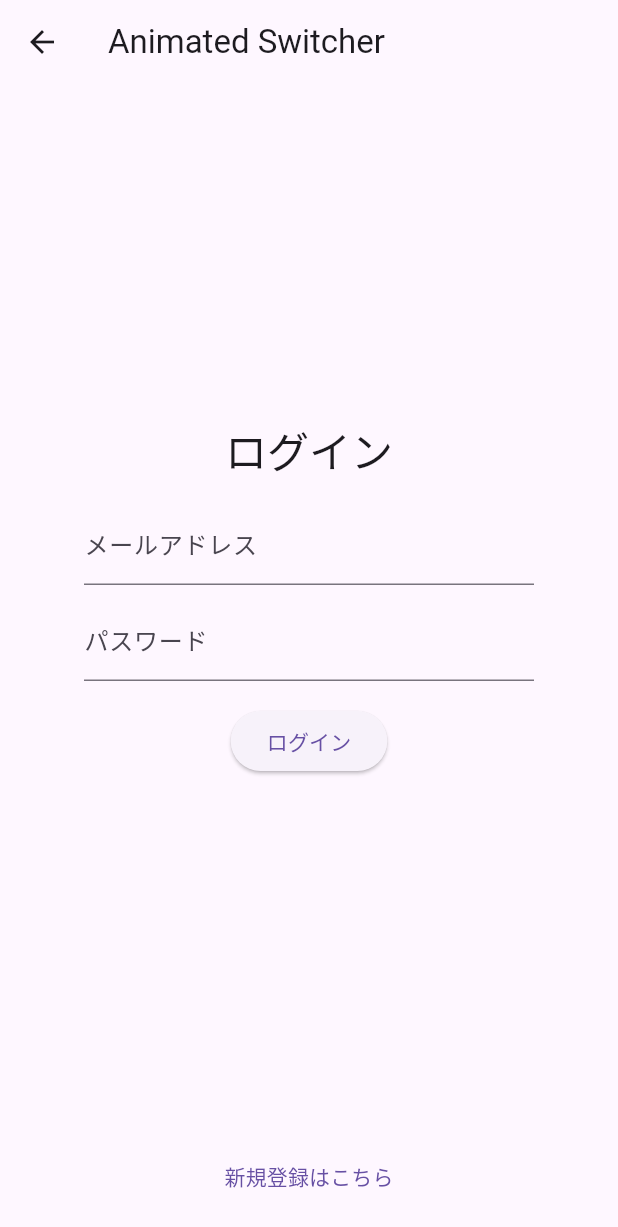
After one commit to sakata-yu/flutter_catalog_app, a Flutter app: the AnimatedSwitcherPage screen opened by its route, after a tap on "すでにアカウントをお持ちですか？ログインする", on a phone screen of 412 x 824 dp. The commit adds this screen. Shown: the top 1227 px of the screen. Run offline on Flutter 3.47's test engine with Material 3 defaults, Android fonts, the light colour scheme and no system bars; our stand-ins replace auto_route, camera, dio, firebase_core, flutter_hooks, flutter_map and 10 more; missing offline and left inert: android_intent_plus; accounts and stored records are empty; generated files the repository leaves out were written again.

Commit message:
013.AnimatedSwitcherの実装

```diff
--- a/lib/core/config/catalog_items.dart
+++ b/lib/core/config/catalog_items.dart
@@ -80,6 +80,11 @@ List<CatalogItem> commonCatalogItems = <CatalogItem>[
     detail: (BuildContext context) => context.l10n.animated_list_detail,
     route: const AnimatedListRoute(),
   ),
+  CatalogItem(
+    title: (BuildContext context) => context.l10n.animated_switcher_title,
+    detail: (BuildContext context) => context.l10n.animated_switcher_detail,
+    route: const AnimatedSwitcherRoute(),
+  ),
 ];
 
 List<CatalogItem> uiCatalogItems = <CatalogItem>[
--- a/lib/core/router/app_router.dart
+++ b/lib/core/router/app_router.dart
@@ -18,6 +18,7 @@ import '../../features/catalog010/hero_animation_page.dart';
 import '../../features/catalog010//view/hero_animation_detail_page.dart';
 import '../../features/catalog011/animated_container_page.dart';
 import '../../features/catalog012/animated_list_page.dart';
+import '../../features/catalog013/animated_switcher_page.dart';
 
 import '../../features/catalog101/tutorial_page.dart';
 import '../../features/catalog102/responsive_page.dart';
@@ -64,6 +65,7 @@ class AppRouter extends RootStackRouter {
         AutoRoute(page: HeroAnimationDetailRoute.page),
         AutoRoute(page: AnimatedContainerRoute.page),
         AutoRoute(page: AnimatedListRoute.page),
+        AutoRoute(page: AnimatedSwitcherRoute.page),
 
         /// #008 画面遷移画面用
         AutoRoute(page: TransitionSimpleRoute.page),
--- /dev/null
+++ b/lib/features/catalog013/animated_switcher_page.dart
@@ -0,0 +1,43 @@
+import 'package:catalog_app_flutter/features/catalog013/view/login_form.dart';
+import 'package:catalog_app_flutter/features/catalog013/view/signin_form.dart';
+import 'package:flutter/material.dart';
+import 'package:auto_route/auto_route.dart';
+import 'package:flutter_hooks/flutter_hooks.dart';
+import 'package:hooks_riverpod/hooks_riverpod.dart';
+
+@RoutePage()
+class AnimatedSwitcherPage extends HookConsumerWidget {
+  const AnimatedSwitcherPage({super.key});
+
+  @override
+  Widget build(BuildContext context, WidgetRef ref) {
+    final ValueNotifier<bool> isLogin = useState(false);
+
+    return Scaffold(
+      appBar: AppBar(title: const Text('Animated Switcher')),
+      body: Center(
+        child: AnimatedSwitcher(
+          duration: const Duration(milliseconds: 400),
+          transitionBuilder: (Widget child, Animation<double> animation) {
+            return FadeTransition(
+              opacity: animation,
+              child: child,
+            );
+          },
+          child: isLogin.value
+              ? const LoginForm(key: ValueKey<String>('login'))
+              : const SignupForm(key: ValueKey<String>('signup')),
+        ),
+      ),
+      bottomNavigationBar: Padding(
+        padding: const EdgeInsets.all(16.0),
+        child: TextButton(
+          onPressed: () => isLogin.value = !isLogin.value,
+          child: Text(isLogin.value
+              ? '新規登録はこちら'
+              : 'すでにアカウントをお持ちですか？ログインする'),
+        ),
+      ),
+    );
+  }
+}
--- /dev/null
+++ b/lib/features/catalog013/view/login_form.dart
@@ -0,0 +1,28 @@
+import 'package:flutter/material.dart';
+
+class LoginForm extends StatelessWidget {
+  const LoginForm({super.key});
+
+  @override
+  Widget build(BuildContext context) {
+    return SizedBox(
+      width: 300,
+      key: key,
+      child: Column(
+        mainAxisSize: MainAxisSize.min,
+        children: [
+          Text('ログイン', style: Theme.of(context).textTheme.headlineMedium),
+          const SizedBox(height: 16),
+          const TextField(decoration: InputDecoration(labelText: 'メールアドレス')),
+          const SizedBox(height: 8),
+          const TextField(
+            decoration: InputDecoration(labelText: 'パスワード'),
+            obscureText: true,
+          ),
+          const SizedBox(height: 16),
+          ElevatedButton(onPressed: () {}, child: const Text('ログイン')),
+        ],
+      ),
+    );
+  }
+}
--- /dev/null
+++ b/lib/features/catalog013/view/signin_form.dart
@@ -0,0 +1,30 @@
+import 'package:flutter/material.dart';
+
+class SignupForm extends StatelessWidget {
+  const SignupForm({super.key});
+
+  @override
+  Widget build(BuildContext context) {
+    return SizedBox(
+      width: 300,
+      key: key,
+      child: Column(
+        mainAxisSize: MainAxisSize.min,
+        children: [
+          Text('新規登録', style: Theme.of(context).textTheme.headlineMedium),
+          const SizedBox(height: 16),
+          const TextField(decoration: InputDecoration(labelText: 'ユーザー名')),
+          const SizedBox(height: 8),
+          const TextField(decoration: InputDecoration(labelText: 'メールアドレス')),
+          const SizedBox(height: 8),
+          const TextField(
+            decoration: InputDecoration(labelText: 'パスワード'),
+            obscureText: true,
+          ),
+          const SizedBox(height: 16),
+          ElevatedButton(onPressed: () {}, child: const Text('登録')),
+        ],
+      ),
+    );
+  }
+}
--- a/lib/l10n/app_en.arb
+++ b/lib/l10n/app_en.arb
@@ -24,6 +24,8 @@
   "animated_container_detail": "Animated Container",
   "animated_list_title": "#012 Animated List",
   "animated_list_detail": "Animated List",
+  "animated_switcher_title": "#013 Animated Switcher",
+  "animated_switcher_detail": "Animated Swither",
   "tutorial_title": "#101 Tutorial Page",
   "tutorial_detail": "Animation with Lottie",
   "responsive_title": "#102 Responsive UI",
--- a/lib/l10n/app_ja.arb
+++ b/lib/l10n/app_ja.arb
@@ -24,6 +24,8 @@
   "animated_container_detail": "Animated Containerを使ったアニメーション",
   "animated_list_title": "#012 Animated List",
   "animated_list_detail": "Animated Listを使ったリストアニメーション",
+  "animated_switcher_title": "#013 Animated Switcher",
+  "animated_switcher_detail": "Animated Swtcherを使ったウィジェットアニメーション",
   "tutorial_title": "#101 チュートリアル画面",
   "tutorial_detail": "Lottieを使ったアニメーション",
   "responsive_title": "#102 レスポンシブUI",
```
